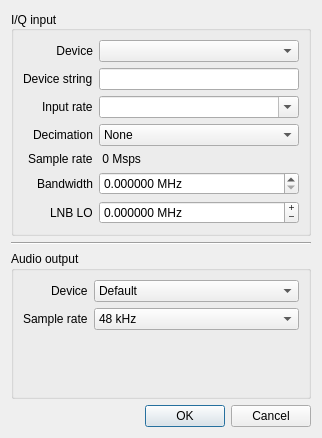
This is src/qtgui/ioconfig.ui in gqrx-sdr/gqrx as Qt 5 draws it before an edit. The edited form follows.
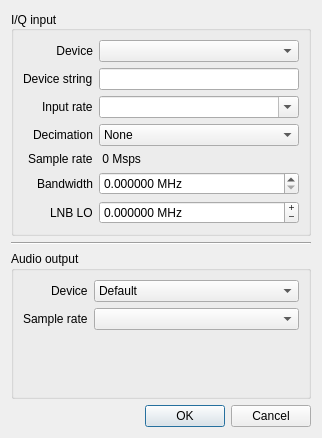
This is the edited form. Icons and pictures are not drawn.

```diff
--- a/src/qtgui/ioconfig.ui
+++ b/src/qtgui/ioconfig.ui
@@ -316,11 +316,6 @@
         <property name="toolTip">
          <string>Select the audio sample rate</string>
         </property>
-        <item>
-         <property name="text">
-          <string>48 kHz</string>
-         </property>
-        </item>
        </widget>
       </item>
      </layout>
```
